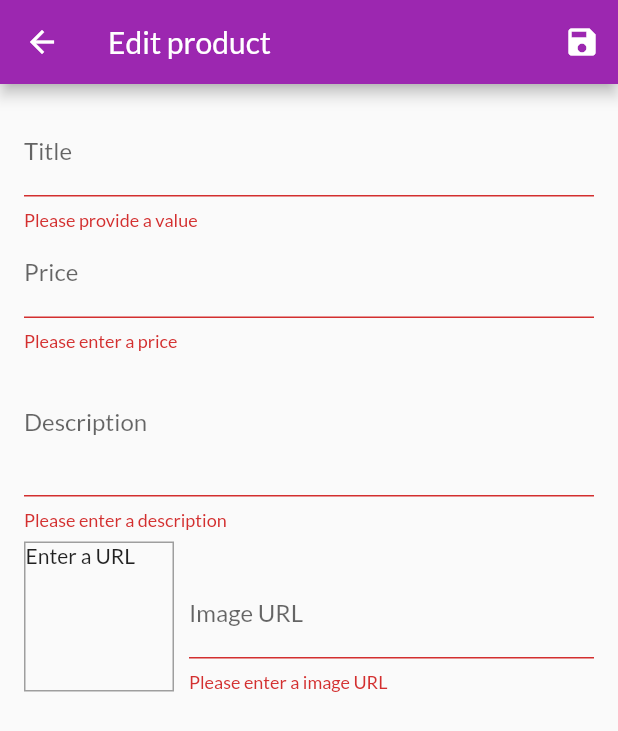
After one commit to shortSparrow/learn_flutter, a Flutter app: the EditProductScreen screen opened by its route, after a tap on the "save" icon, on a phone screen of 412 x 824 dp. The commit adds this screen. Shown: the top 731 px of the screen. Run offline on Flutter 3.47's test engine with Material 2 defaults, Android fonts, the phone set to English and light mode, and no system bars; network calls fail.

Commit message:
myShopApp complete

```diff
--- a/my_shop/lib/providers/product.dart
+++ b/my_shop/lib/providers/product.dart
@@ -21,4 +21,22 @@ class Product with ChangeNotifier {
     isFavorite = !isFavorite;
     notifyListeners();
   }
+
+  Product copy({
+    String? id,
+    String? title,
+    String? description,
+    double? price,
+    String? imageUrl,
+    bool? isFavorite
+  }) {
+    return Product(
+      id: id ?? this.id,
+      title: title ?? this.title,
+      description: description ?? this.description,
+      price: price ?? this.price,
+      imageUrl: imageUrl ?? this.imageUrl,
+      isFavorite: isFavorite ?? this.isFavorite,
+    );
+  }
 }
--- /dev/null
+++ b/my_shop/lib/screens/edit_product_screen.dart
@@ -0,0 +1,230 @@
+import 'package:flutter/material.dart';
+import 'package:my_shop/providers/product.dart';
+import 'package:provider/provider.dart';
+
+import '../providers/products_provider.dart';
+
+class EditProductScreen extends StatefulWidget {
+  static const String routeName = '/added-product';
+
+  const EditProductScreen({super.key});
+
+  @override
+  State<EditProductScreen> createState() => _EditProductScreenState();
+}
+
+class _EditProductScreenState extends State<EditProductScreen> {
+  final _imageURLController = TextEditingController();
+  final _imageURLFocusNode = FocusNode();
+  final _form = GlobalKey<FormState>();
+  Product _editProduct = Product(
+      id: DateTime.now().toString(),
+      title: '',
+      description: '',
+      price: 0,
+      imageUrl: '');
+
+  var _initValues = {
+    'title': '',
+    'description': '',
+    'price': '',
+    'imageUrl': '',
+  };
+  var _isInit = true;
+  var productId;
+
+  @override
+  void initState() {
+    _imageURLFocusNode.addListener(_updateImageUrl);
+
+    super.initState();
+  }
+
+  @override
+  void didChangeDependencies() {
+    if (_isInit) {
+      productId = ModalRoute.of(context)?.settings.arguments;
+      if (productId != null) {
+        _editProduct = Provider.of<ProductProvider>(context, listen: false)
+            .findProductById(productId);
+        _initValues = {
+          'title': _editProduct.title,
+          'description': _editProduct.description,
+          'price': _editProduct.price.toString(),
+          'imageUrl': '',
+        };
+        _imageURLController.text = _editProduct
+            .imageUrl; // bascule we  can't use controller and initial value at the ame time
+      }
+    }
+    _isInit = false;
+
+    super.didChangeDependencies();
+  }
+
+  @override
+  void dispose() {
+    _imageURLFocusNode.removeListener(_updateImageUrl);
+    _imageURLFocusNode.dispose();
+    super.dispose();
+  }
+
+  void _updateImageUrl() {
+    if (!_imageURLFocusNode.hasFocus) {
+      final value = _imageURLController.text;
+      if ((!value.startsWith('http') && !value.startsWith('https')) ||
+          (!value.endsWith('.jpg') &&
+              !value.endsWith('.png') &&
+              !value.endsWith('.jpeg'))) {
+        return;
+      }
+
+      setState(() {});
+    }
+  }
+
+  void _saveForm() {
+    final isValid = _form.currentState?.validate();
+    if (isValid == null || !isValid) {
+      return;
+    }
+
+    _form.currentState?.save();
+    if (productId == null) {
+      Provider.of<ProductProvider>(context, listen: false)
+          .addProduct(_editProduct);
+    } else {
+      Provider.of<ProductProvider>(context, listen: false)
+          .updateProduct(_editProduct);
+    }
+
+    Navigator.of(context).pop();
+  }
+
+  @override
+  Widget build(BuildContext context) {
+    return Scaffold(
+      appBar: AppBar(
+        title: const Text('Edit product'),
+        actions: [
+          IconButton(onPressed: _saveForm, icon: const Icon(Icons.save))
+        ],
+      ),
+      body: Padding(
+        padding: const EdgeInsets.all(16.0),
+        child: Form(
+          key: _form,
+          child: ListView(
+            children: [
+              TextFormField(
+                initialValue: _initValues['title'],
+                decoration: const InputDecoration(
+                  labelText: 'Title',
+                ),
+                textInputAction: TextInputAction.next,
+                onSaved: (newValue) =>
+                    _editProduct = _editProduct.copy(title: newValue),
+                validator: (value) {
+                  if (value?.isEmpty == true) {
+                    return 'Please provide a value';
+                  }
+                  return null;
+                },
+              ),
+              TextFormField(
+                initialValue: _initValues['price'],
+                decoration: const InputDecoration(labelText: 'Price'),
+                textInputAction: TextInputAction.next,
+                keyboardType: TextInputType.number,
+                onSaved: (newValue) => _editProduct = _editProduct.copy(
+                    price: newValue != null ? double.tryParse(newValue) : null),
+                validator: (value) {
+                  if (value == null || value.isEmpty == true) {
+                    return 'Please enter a price';
+                  }
+                  if (double.tryParse(value) == null) {
+                    return 'Please enter a valid number';
+                  }
+                  if (double.parse(value) <= 0) {
+                    return 'Please enter number grater 0';
+                  }
+                  return null;
+                },
+              ),
+              TextFormField(
+                initialValue: _initValues['description'],
+                decoration: const InputDecoration(labelText: 'Description'),
+                keyboardType: TextInputType.multiline,
+                maxLines: 3,
+                onSaved: (newValue) =>
+                    _editProduct = _editProduct.copy(description: newValue),
+                validator: (value) {
+                  if (value == null || value.isEmpty == true) {
+                    return 'Please enter a description';
+                  }
+                  if (value.length < 10) {
+                    return 'Should be at least 10 characters long';
+                  }
+                  return null;
+                },
+              ),
+              Row(
+                crossAxisAlignment: CrossAxisAlignment.end,
+                children: [
+                  Container(
+                    width: 100,
+                    height: 100,
+                    margin: const EdgeInsets.only(top: 8, right: 10),
+                    decoration: BoxDecoration(
+                      border: Border.all(
+                        width: 1,
+                        color: Colors.grey,
+                      ),
+                    ),
+                    child: _imageURLController.text.isEmpty
+                        ? const Text("Enter a URL")
+                        : FittedBox(
+                            child: Image.network(
+                              _imageURLController.text,
+                              fit: BoxFit.cover,
+                            ),
+                          ),
+                  ),
+                  Expanded(
+                    child: TextFormField(
+                      decoration: const InputDecoration(labelText: 'Image URL'),
+                      keyboardType: TextInputType.url,
+                      textInputAction: TextInputAction.done,
+                      controller: _imageURLController,
+                      onEditingComplete: () => setState(() {}),
+                      focusNode: _imageURLFocusNode,
+                      onFieldSubmitted: (_) => _saveForm(),
+                      onSaved: (newValue) =>
+                          _editProduct = _editProduct.copy(imageUrl: newValue),
+                      validator: (value) {
+                        if (value == null || value.isEmpty == true) {
+                          return 'Please enter a image URL';
+                        }
+                        if (!value.startsWith('http') &&
+                            !value.startsWith('https')) {
+                          return 'Please enter a valid URL';
+                        }
+                        if (!value.endsWith('.jpg') &&
+                            !value.endsWith('.png') &&
+                            !value.endsWith('.jpeg')) {
+                          return 'Please enter a valid image URL';
+                        }
+
+                        return null;
+                      },
+                    ),
+                  ),
+                ],
+              )
+            ],
+          ),
+        ),
+      ),
+    );
+  }
+}
--- a/my_shop/lib/widgets/app_drawer.dart
+++ b/my_shop/lib/widgets/app_drawer.dart
@@ -1,5 +1,6 @@
 import 'package:flutter/material.dart';
 import 'package:my_shop/screens/orders_screen.dart';
+import 'package:my_shop/screens/user_products_screen.dart';
 
 class AppDrawer extends StatelessWidget {
   const AppDrawer({super.key});
@@ -19,12 +20,20 @@ class AppDrawer extends StatelessWidget {
             leading: const Icon(Icons.shop),
             onTap: () => Navigator.of(context).pushReplacementNamed('/'),
           ),
+          const Divider(),
           ListTile(
             title: const Text('Orders'),
             leading: const Icon(Icons.payment),
             onTap: () => Navigator.of(context)
                 .pushReplacementNamed(OrdersScreen.routeName),
           ),
+          const Divider(),
+          ListTile(
+            title: const Text('Manage products'),
+            leading: const Icon(Icons.edit),
+            onTap: () => Navigator.of(context)
+                .pushReplacementNamed(UserProductsScreen.routeName),
+          ),
         ],
       ),
     );
```
Also changed, not shown: my_shop/lib/main.dart (+8 -4 lines), my_shop/lib/providers/cart_provider.dart (+21 -0 lines), my_shop/lib/providers/products_provider.dart (+16 -0 lines), my_shop/lib/screens/user_product_item.dart (added, +49 -0 lines), my_shop/lib/screens/user_products_screen.dart (added, +48 -0 lines), my_shop/lib/widgets/cart_item.dart (+19 -0 lines), my_shop/lib/widgets/product_item.dart (+12 -0 lines).
